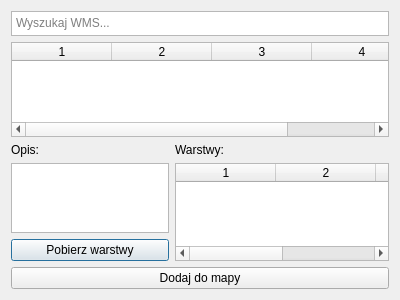
Qt form gissupport_plugin/modules/wms/baza_wms_dialog_base.ui (gis-support/gis-support-plugin) before a commit.
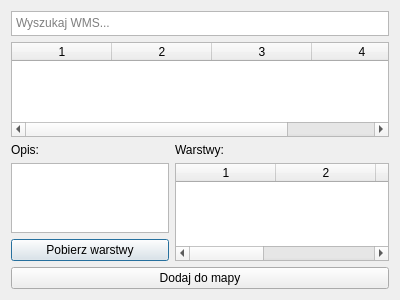
The same form after that commit.

Commit message: adding selected wms layers to map

```diff
--- a/gissupport_plugin/modules/wms/baza_wms_dialog_base.ui
+++ b/gissupport_plugin/modules/wms/baza_wms_dialog_base.ui
@@ -123,7 +123,7 @@
           <enum>QAbstractItemView::SelectRows</enum>
          </property>
          <property name="columnCount">
-          <number>4</number>
+          <number>5</number>
          </property>
          <attribute name="horizontalHeaderStretchLastSection">
           <bool>true</bool>
@@ -135,6 +135,7 @@
          <column/>
          <column/>
          <column/>
+         <column/>
         </widget>
        </item>
       </layout>
```
The commit also changes 2 other files.
